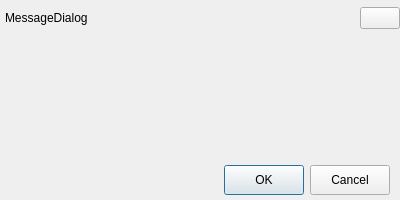
This is src/messagedialog.ui in ukui/ukui-biometric-manager as Qt 5 draws it before an edit. The edited form follows.
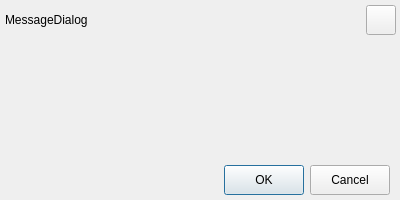
This is the edited form.

Diff of the .ui file:
```diff
--- a/src/messagedialog.ui
+++ b/src/messagedialog.ui
@@ -60,10 +60,10 @@
        <number>5</number>
       </property>
       <property name="topMargin">
-       <number>0</number>
+       <number>4</number>
       </property>
       <property name="rightMargin">
-       <number>0</number>
+       <number>4</number>
       </property>
       <property name="bottomMargin">
        <number>0</number>
@@ -90,6 +90,18 @@
       </item>
       <item alignment="Qt::AlignVCenter">
        <widget class="QPushButton" name="btnClose">
+        <property name="minimumSize">
+         <size>
+          <width>30</width>
+          <height>30</height>
+         </size>
+        </property>
+        <property name="maximumSize">
+         <size>
+          <width>30</width>
+          <height>30</height>
+         </size>
+        </property>
         <property name="text">
          <string/>
         </property>
```
